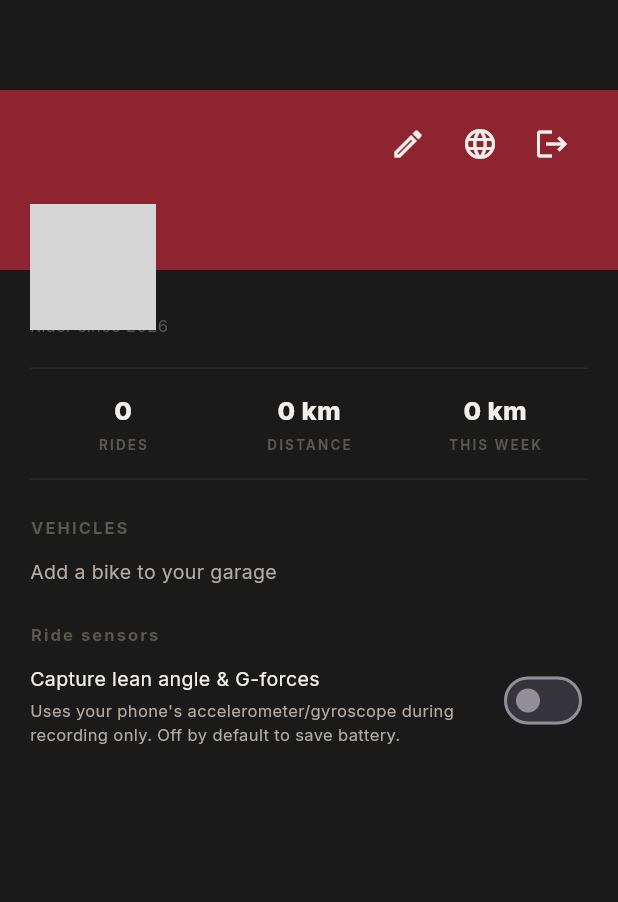
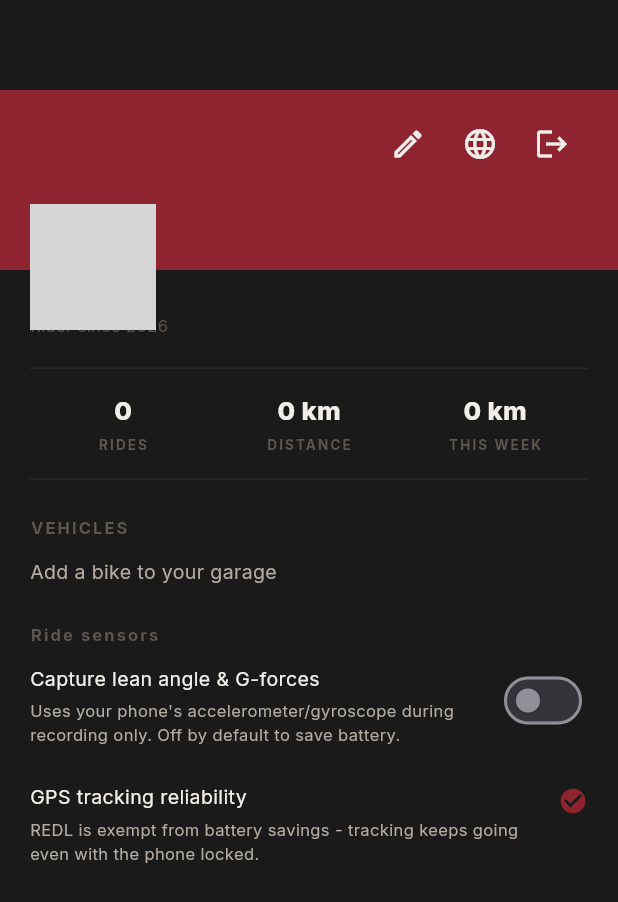
Before and after one commit to jimbes/Motor-share, a Flutter app: the ProfileScreen screen opened directly, on a phone screen of 412 x 824 dp. Shown: the top 902 px of the screen. Run offline on Flutter 3.47's test engine with Material 3 defaults, Android fonts, the phone set to English and light mode, and no system bars; our stand-ins replace connectivity_plus, dio, flutter_map, flutter_secure_storage, flutter_svg, geolocator and 6 more; missing offline and left inert: flutter_foreground_task; accounts and stored records are empty; generated files the repository leaves out were written again; network calls fail; grey boxes are pictures that could not be loaded.

Commit message:
Make the battery-optimization fix for GPS tracking loss revisitable
The audit: on Android, this app is set up correctly for background/locked-
screen GPS tracking without ACCESS_BACKGROUND_LOCATION - the manifest
declares FOREGROUND_SERVICE_LOCATION and foregroundServiceType="location",
the recording flow requests notification permission and starts the
foreground service before subscribing to location, and it holds a wake
lock for the whole recording. That combination is the documented,
sufficient pattern: a foreground service exempts an app from Android's
background location restrictions even with only "while in use" permission
granted, so nothing there explains a track cutting off mid-ride.

The one real gap: some OEMs (Samsung especially, per the code's own
existing comment predicting this exact symptom) aggressively kill a
foreground service anyway unless the app is exempted from battery
optimization. The app already prompts for that exemption once, the very
first time a rider starts a recording - but the prompt is dismissible,
never shown again after that (regardless of whether the rider granted it),
and gives no indication anything is still wrong. A rider who dismissed it,
or whose OEM re-applies the restriction after a system update, has no way
back to it and no visible sign their tracking is at risk on every ride
after.

Adds a persistent row to the profile screen's sensor settings section
(Android only) showing the current exemption status live and a "Fix it"
action when it's missing - the same underlying permission_handler check
and request the one-shot prompt already uses, just always reachable
instead of asked once and forgotten.

Co-Authored-By: Claude Sonnet 5 <noreply@anthropic.com>
Claude-Session: https://claude.ai/code/session_012pB5gjiTVbuwqiyfcrLM6c

```diff
--- a/app/lib/l10n/app_en.arb
+++ b/app/lib/l10n/app_en.arb
@@ -314,5 +314,9 @@
   "batteryOptimizationTitle": "Keep tracking reliable",
   "batteryOptimizationMessage": "Some phones (Samsung especially) aggressively stop apps running in the background. Disable battery optimization for REDL so a long ride isn't interrupted.",
   "batteryOptimizationAction": "Open battery settings",
-  "batteryOptimizationDismiss": "Not now"
+  "batteryOptimizationDismiss": "Not now",
+  "batteryOptimizationRowLabel": "GPS tracking reliability",
+  "batteryOptimizationRowDescriptionOn": "REDL is exempt from battery savings - tracking keeps going even with the phone locked.",
+  "batteryOptimizationRowDescriptionOff": "The system can cut GPS tracking mid-ride when the screen is locked. Fix that once and for all.",
+  "batteryOptimizationFixAction": "Fix it"
 }
--- a/app/lib/l10n/app_fr.arb
+++ b/app/lib/l10n/app_fr.arb
@@ -252,5 +252,9 @@
   "batteryOptimizationTitle": "Fiabiliser le suivi",
   "batteryOptimizationMessage": "Certains téléphones (Samsung en particulier) arrêtent agressivement les applications en arrière-plan. Désactivez l'optimisation de batterie pour REDL afin qu'une longue sortie ne soit pas interrompue.",
   "batteryOptimizationAction": "Ouvrir les réglages de batterie",
-  "batteryOptimizationDismiss": "Pas maintenant"
+  "batteryOptimizationDismiss": "Pas maintenant",
+  "batteryOptimizationRowLabel": "Fiabilité du suivi GPS",
+  "batteryOptimizationRowDescriptionOn": "REDL est exempté des économies de batterie : le suivi continue même téléphone verrouillé.",
+  "batteryOptimizationRowDescriptionOff": "Le système peut couper le suivi GPS en cours de route quand l'écran est verrouillé. Corrigez ça une bonne fois.",
+  "batteryOptimizationFixAction": "Corriger"
 }
--- a/app/lib/screens/profile_screen.dart
+++ b/app/lib/screens/profile_screen.dart
@@ -1,4 +1,6 @@
+import 'package:flutter/foundation.dart';
 import 'package:flutter/material.dart';
+import 'package:permission_handler/permission_handler.dart';
 import 'package:provider/provider.dart';
 
 import '../core/models/bike.dart';
@@ -307,6 +309,10 @@ class _ProfileScreenState extends State<ProfileScreen> {
                         ],
                       ),
                     ),
+                    if (defaultTargetPlatform == TargetPlatform.android) ...[
+                      const SizedBox(height: 24),
+                      const _BatteryReliabilityRow(),
+                    ],
                     const SizedBox(height: 32),
                   ],
                 ),
@@ -396,3 +402,91 @@ class _RewardsBlock extends StatelessWidget {
     );
   }
 }
+
+/// Some OEMs (Samsung especially) aggressively kill a foreground service
+/// anyway, silently cutting a ride's GPS track short partway through - the
+/// same failure the one-shot dialog in battery_optimization_prompt.dart
+/// exists to prevent. That dialog only ever fires once per install and has
+/// no way back once dismissed (or if the OEM quietly re-applies the
+/// restriction after a system update), so this is the persistent,
+/// re-checkable version of the same fix.
+class _BatteryReliabilityRow extends StatefulWidget {
+  const _BatteryReliabilityRow();
+
+  @override
+  State<_BatteryReliabilityRow> createState() => _BatteryReliabilityRowState();
+}
+
+class _BatteryReliabilityRowState extends State<_BatteryReliabilityRow>
+    with WidgetsBindingObserver {
+  bool? _exempt;
+
+  @override
+  void initState() {
+    super.initState();
+    WidgetsBinding.instance.addObserver(this);
+    _refresh();
+  }
+
+  @override
+  void dispose() {
+    WidgetsBinding.instance.removeObserver(this);
+    super.dispose();
+  }
+
+  @override
+  void didChangeAppLifecycleState(AppLifecycleState state) {
+    // Catches the rider coming back from the system settings screen this
+    // row itself opens.
+    if (state == AppLifecycleState.resumed) _refresh();
+  }
+
+  Future<void> _refresh() async {
+    final status = await Permission.ignoreBatteryOptimizations.status;
+    if (mounted) setState(() => _exempt = status.isGranted);
+  }
+
+  Future<void> _fix() async {
+    await Permission.ignoreBatteryOptimizations.request();
+    await _refresh();
+  }
+
+  @override
+  Widget build(BuildContext context) {
+    final l10n = AppLocalizations.of(context)!;
+    final exempt = _exempt;
+    if (exempt == null) return const SizedBox.shrink();
+
+    return Row(
+      crossAxisAlignment: CrossAxisAlignment.start,
+      children: [
+        Expanded(
+          child: Column(
+            crossAxisAlignment: CrossAxisAlignment.start,
+            children: [
+              Text(l10n.batteryOptimizationRowLabel, style: RedlText.body(fontSize: 13)),
+              const SizedBox(height: 4),
+              Text(
+                exempt
+                    ? l10n.batteryOptimizationRowDescriptionOn
+                    : l10n.batteryOptimizationRowDescriptionOff,
+                style: RedlText.meta(color: RedlColors.textSecondary),
+              ),
+            ],
+          ),
+        ),
+        if (!exempt) ...[
+          const SizedBox(width: 12),
+          TextButton(
+            onPressed: _fix,
+            child: Text(l10n.batteryOptimizationFixAction),
+          ),
+        ] else
+          const Padding(
+            padding: EdgeInsets.only(top: 2),
+            child: Icon(Icons.check_circle, color: RedlColors.accent, size: 20),
+          ),
+      ],
+    );
+  }
+}
```
Also changed, not shown: 1 other file.
